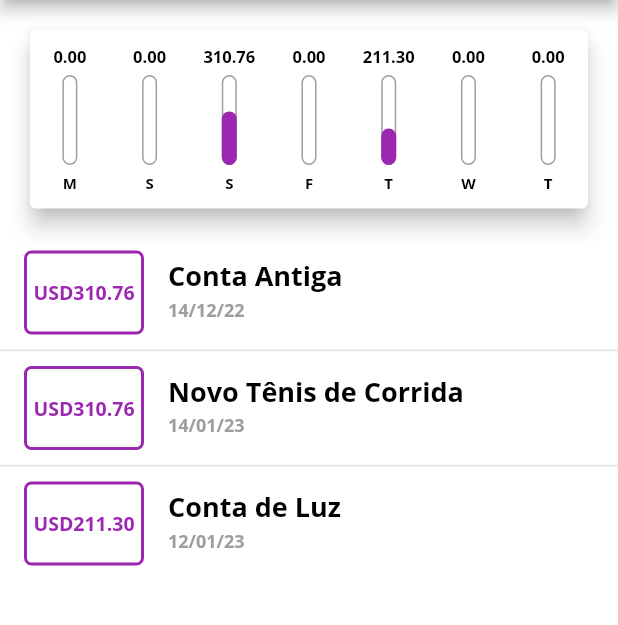
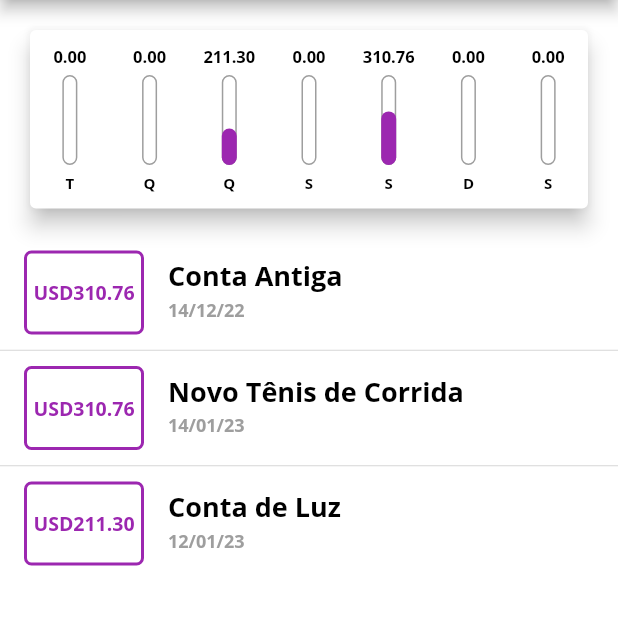
Before and after one commit to LucassCorrea/app_despesas_pessoais, a Flutter app: the screen it shows after launch, on a phone screen of 412 x 824 dp, the part 84-709 px from its top. Run offline on Flutter 3.47's test engine with Material 2 defaults, Android fonts, the phone set to English and light mode, and no system bars; drawn by our look-alikes of auto_size_text; our stand-ins replace flutter_svg; generated files the repository leaves out were written again.

Commit message:
add novas alterações

```diff
--- a/lib/views/components/chart.dart
+++ b/lib/views/components/chart.dart
@@ -30,10 +30,10 @@ class Chart extends StatelessWidget {
       }
 
       return {
-        'day': DateFormat.E().format(weekDay)[0],
+        'day': DateFormat.E("pt_BR").format(weekDay)[0].toUpperCase(),
         'value': totalSum,
       };
-    });
+    }).reversed.toList();
   }
 
   double get _weekTotalValue {
```
Also changed, not shown: 5 other files.
